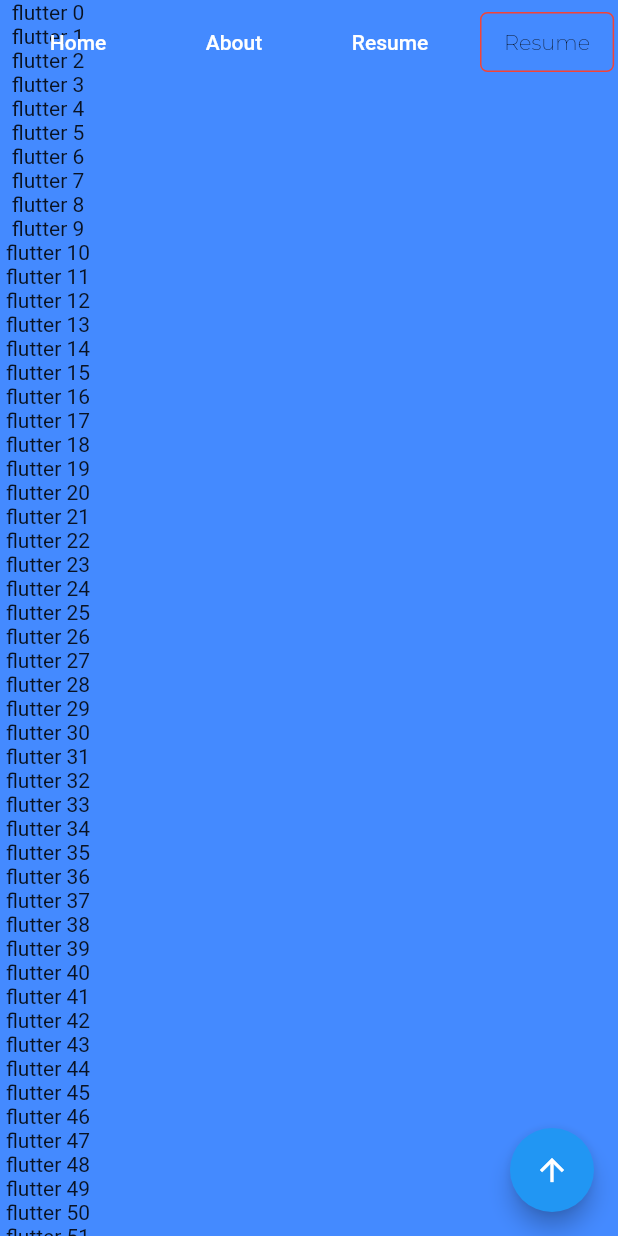
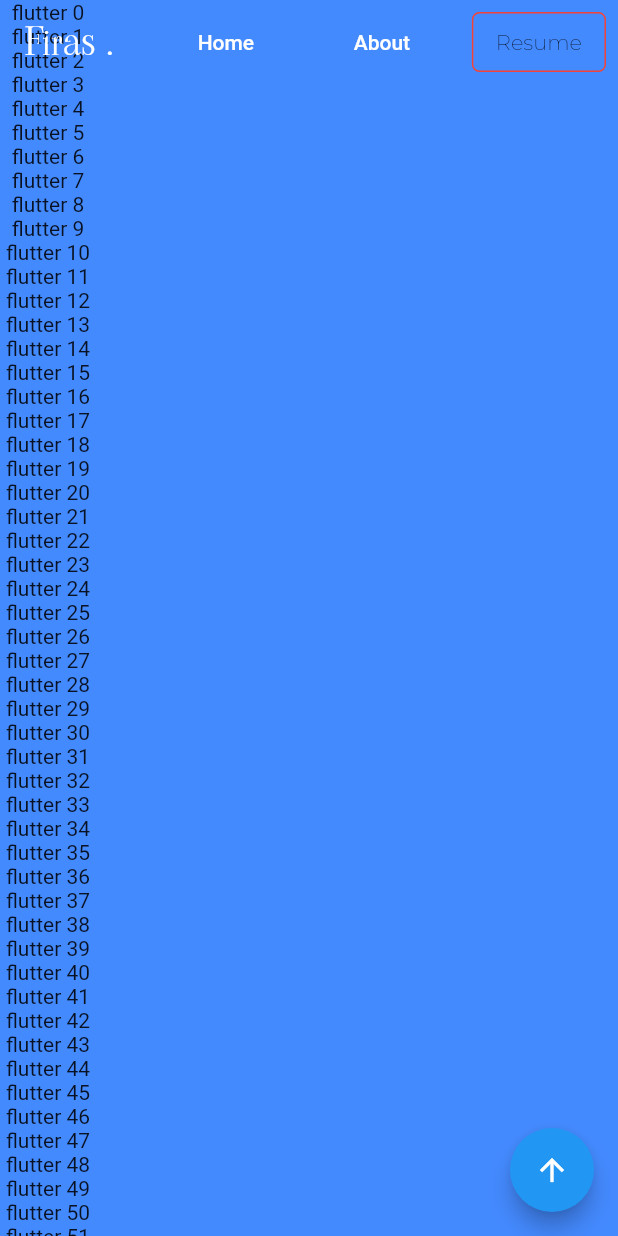
Before and after one commit to Firas-Amin/portfolio, a Flutter app: the screen it shows after launch, after a tap on "Resume", on a phone screen of 412 x 824 dp. Run offline on Flutter 3.47's test engine with Material 2 defaults, Android fonts, the phone set to English and light mode, and no system bars; our stand-ins replace google_fonts; missing offline and left inert: universal_html.

Commit message:
remove link

```diff
--- a/lib/HomeScreen.dart
+++ b/lib/HomeScreen.dart
@@ -13,7 +13,6 @@ class HomeScreen extends StatelessWidget {
     final List<String> appBarList = [
       'Home',
       'About',
-      'Resume',
     ];
     final scrollController = ScrollController();
 
@@ -57,7 +56,7 @@ class HomeScreen extends StatelessWidget {
                     side: BorderSide(color: Colors.red)),
                 onPressed: () {
                   html.window.open(
-                      'https://drive.google.com/uc?export=view&id=1OOdcdGEN3thVvpZ4cl_MM0LT-GCMuLIE',
+                      'https://twitter.com/home',
                       "pdf");
                 },
                 child: Text(
```
